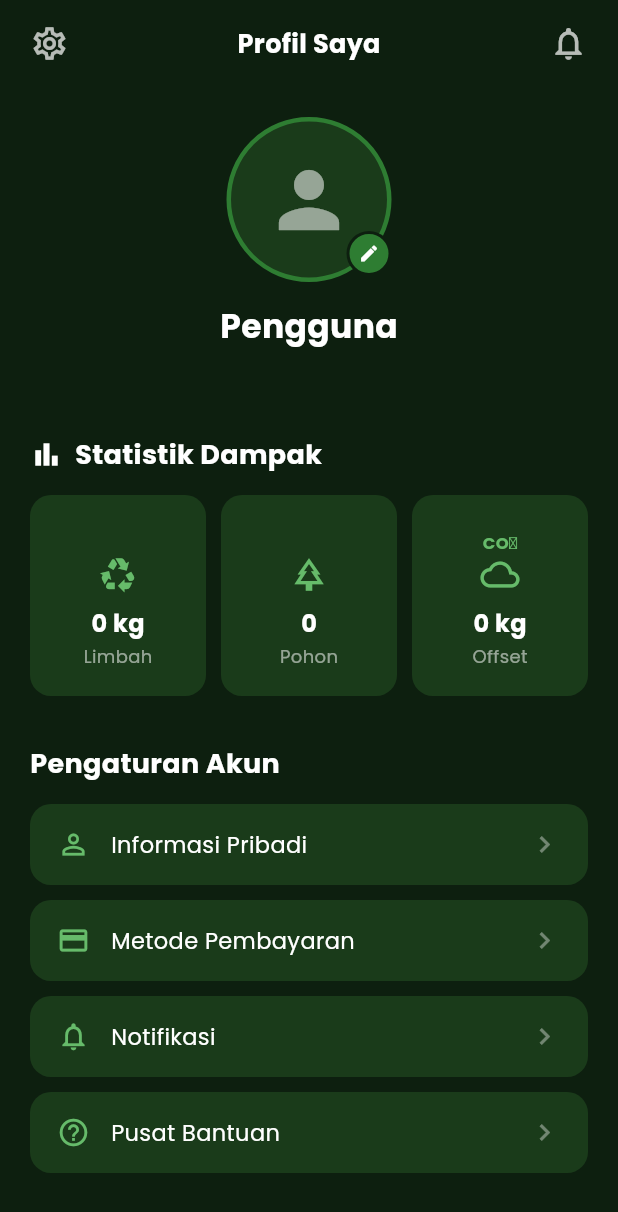
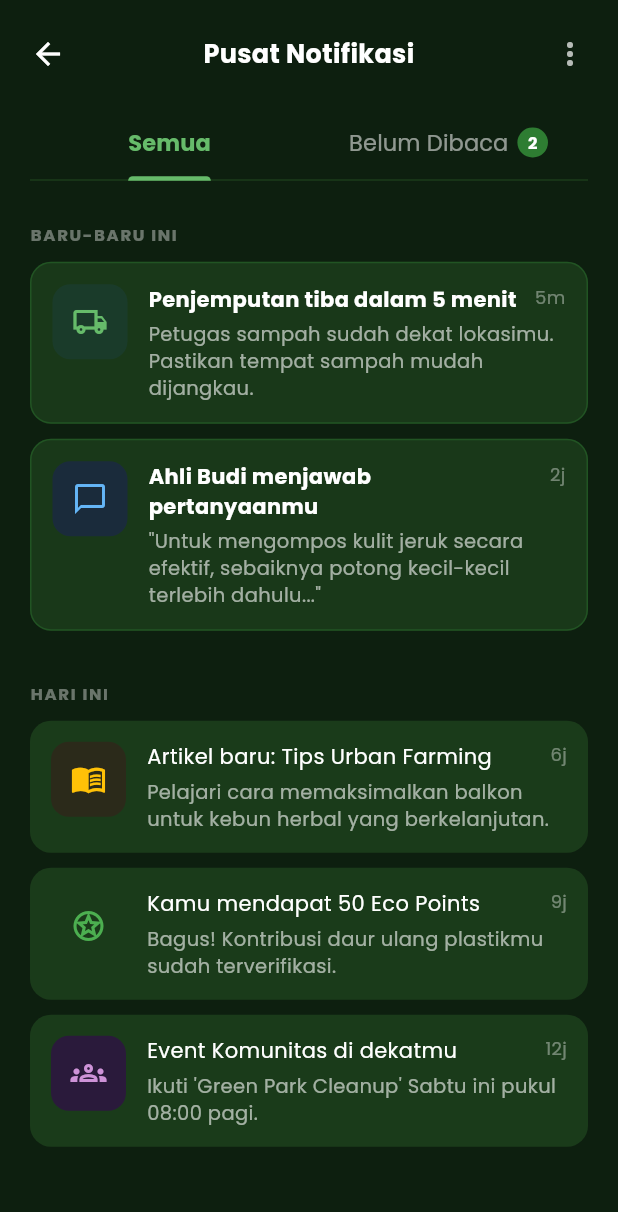
Before and after one commit to myasiirarafat07-ui/flutter_ecocycle, a Flutter app: the ProfileScreen screen opened directly, after a tap on "Notifikasi", on a phone screen of 412 x 824 dp. Shown: the top 1212 px of the screen. Run offline on Flutter 3.47's test engine with Material 3 defaults, Android fonts, the phone set to English and light mode, and no system bars.

Commit message:
Implementasi Notification Center dan Update Personal Information

```diff
--- a/lib/screens/home/home_screen.dart
+++ b/lib/screens/home/home_screen.dart
@@ -3,6 +3,7 @@ import 'package:provider/provider.dart';
 import '../../constants/app_colors.dart';
 import '../../models/user_model.dart';
 import '../../providers/user_provider.dart';
+import '../notifications/notification_screen.dart';
 
 class HomeScreen extends StatelessWidget {
   const HomeScreen({super.key});
@@ -28,7 +29,7 @@ class HomeScreen extends StatelessWidget {
           child: Column(
             crossAxisAlignment: CrossAxisAlignment.start,
             children: [
-              _buildHeader(user),
+              _buildHeader(context, user),
               const SizedBox(height: 20),
               _buildTotalWasteCard(user),
               const SizedBox(height: 28),
@@ -45,7 +46,7 @@ class HomeScreen extends StatelessWidget {
     );
   }
 
-  Widget _buildHeader(UserProvider user) {
+  Widget _buildHeader(BuildContext context, UserProvider user) {
     final greeting = _getGreeting();
     final displayName = user.name.isEmpty ? 'Pengguna' : user.name.split(' ').first;
 
@@ -75,7 +76,13 @@ class HomeScreen extends StatelessWidget {
             ),
           ],
         ),
-        const Icon(Icons.notifications_outlined, color: Colors.white70, size: 26),
+        GestureDetector(
+          onTap: () => Navigator.push(
+            context,
+            MaterialPageRoute(builder: (_) => const NotificationScreen()),
+          ),
+          child: const Icon(Icons.notifications_outlined, color: Colors.white70, size: 26),
+        ),
       ],
     );
   }
--- /dev/null
+++ b/lib/screens/notifications/notification_screen.dart
@@ -0,0 +1,391 @@
+import 'package:flutter/material.dart';
+import '../../constants/app_colors.dart';
+
+// ============================================================
+// MODEL NOTIFIKASI
+// ============================================================
+enum NotifType { pickup, expertReply, article, ecoPoints, communityEvent }
+
+class NotifItem {
+  final NotifType type;
+  final String title;
+  final String body;
+  final String timeAgo;
+  bool isRead;
+
+  NotifItem({
+    required this.type,
+    required this.title,
+    required this.body,
+    required this.timeAgo,
+    this.isRead = false,
+  });
+}
+
+// ============================================================
+// NOTIFICATION SCREEN
+// ============================================================
+class NotificationScreen extends StatefulWidget {
+  const NotificationScreen({super.key});
+
+  @override
+  State<NotificationScreen> createState() => _NotificationScreenState();
+}
+
+class _NotificationScreenState extends State<NotificationScreen>
+    with SingleTickerProviderStateMixin {
+  late TabController _tabController;
+
+  final List<NotifItem> _allNotifs = [
+    NotifItem(
+      type: NotifType.pickup,
+      title: 'Penjemputan tiba dalam 5 menit',
+      body: 'Petugas sampah sudah dekat lokasimu. Pastikan tempat sampah mudah dijangkau.',
+      timeAgo: '5m',
+      isRead: false,
+    ),
+    NotifItem(
+      type: NotifType.expertReply,
+      title: 'Ahli Budi menjawab pertanyaanmu',
+      body: '"Untuk mengompos kulit jeruk secara efektif, sebaiknya potong kecil-kecil terlebih dahulu..."',
+      timeAgo: '2j',
+      isRead: false,
+    ),
+    NotifItem(
+      type: NotifType.article,
+      title: 'Artikel baru: Tips Urban Farming',
+      body: 'Pelajari cara memaksimalkan balkon untuk kebun herbal yang berkelanjutan.',
+      timeAgo: '6j',
+      isRead: true,
+    ),
+    NotifItem(
+      type: NotifType.ecoPoints,
+      title: 'Kamu mendapat 50 Eco Points',
+      body: 'Bagus! Kontribusi daur ulang plastikmu sudah terverifikasi.',
+      timeAgo: '9j',
+      isRead: true,
+    ),
+    NotifItem(
+      type: NotifType.communityEvent,
+      title: 'Event Komunitas di dekatmu',
+      body: 'Ikuti \'Green Park Cleanup\' Sabtu ini pukul 08:00 pagi.',
+      timeAgo: '12j',
+      isRead: true,
+    ),
+  ];
+
+  List<NotifItem> get _unreadNotifs =>
+      _allNotifs.where((n) => !n.isRead).toList();
+
+  @override
+  void initState() {
+    super.initState();
+    _tabController = TabController(length: 2, vsync: this);
+  }
+
+  @override
+  void dispose() {
+    _tabController.dispose();
+    super.dispose();
+  }
+
+  void _markAllRead() {
+    setState(() {
+      for (final n in _allNotifs) {
+        n.isRead = true;
+      }
+    });
+  }
+
+  // Kelompokkan notifikasi berdasarkan waktu
+  Map<String, List<NotifItem>> _groupNotifs(List<NotifItem> items) {
+    final Map<String, List<NotifItem>> grouped = {};
+    for (final item in items) {
+      final timeVal = int.tryParse(item.timeAgo.replaceAll(RegExp(r'[^0-9]'), '')) ?? 0;
+      final isMinutes = item.timeAgo.contains('m');
+      final isHours = item.timeAgo.contains('j');
+
+      String group;
+      if (isMinutes || (isHours && timeVal < 3)) {
+        group = 'BARU-BARU INI';
+      } else {
+        group = 'HARI INI';
+      }
+
+      grouped.putIfAbsent(group, () => []).add(item);
+    }
+    return grouped;
+  }
+
+  @override
+  Widget build(BuildContext context) {
+    final unreadCount = _unreadNotifs.length;
+
+    return Scaffold(
+      backgroundColor: AppColors.bgDark,
+      body: SafeArea(
+        child: Column(
+          children: [
+            _buildAppBar(context, unreadCount),
+            _buildTabBar(),
+            Expanded(
+              child: TabBarView(
+                controller: _tabController,
+                children: [
+                  _buildNotifList(_allNotifs),
+                  _buildNotifList(_unreadNotifs),
+                ],
+              ),
+            ),
+          ],
+        ),
+      ),
+    );
+  }
+
+  Widget _buildAppBar(BuildContext context, int unreadCount) {
+    return Padding(
+      padding: const EdgeInsets.symmetric(horizontal: 8, vertical: 12),
+      child: Row(
+        children: [
+          IconButton(
+            icon: const Icon(Icons.arrow_back, color: Colors.white, size: 24),
+            onPressed: () => Navigator.pop(context),
+          ),
+          const Expanded(
+            child: Text(
+              'Pusat Notifikasi',
+              textAlign: TextAlign.center,
+              style: TextStyle(
+                color: AppColors.textWhite,
+                fontSize: 17,
+                fontWeight: FontWeight.bold,
+              ),
+            ),
+          ),
+          PopupMenuButton<String>(
+            icon: const Icon(Icons.more_vert, color: Colors.white70),
+            color: AppColors.bgCard,
+            shape: RoundedRectangleBorder(borderRadius: BorderRadius.circular(12)),
+            onSelected: (val) {
+              if (val == 'read_all') _markAllRead();
+            },
+            itemBuilder: (_) => [
+              const PopupMenuItem(
+                value: 'read_all',
+                child: Row(
+                  children: [
+                    Icon(Icons.done_all, color: Colors.white70, size: 18),
+                    SizedBox(width: 10),
+                    Text('Tandai semua dibaca',
+                        style: TextStyle(color: Colors.white, fontSize: 14)),
+                  ],
+                ),
+              ),
+            ],
+          ),
+        ],
+      ),
+    );
+  }
+
+  Widget _buildTabBar() {
+    return Container(
+      margin: const EdgeInsets.symmetric(horizontal: 20),
+      child: TabBar(
+        controller: _tabController,
+        labelColor: AppColors.primaryLight,
+        unselectedLabelColor: Colors.white54,
+        labelStyle: const TextStyle(fontWeight: FontWeight.w600, fontSize: 15),
+        unselectedLabelStyle: const TextStyle(fontWeight: FontWeight.w500, fontSize: 15),
+        indicatorColor: AppColors.primaryLight,
+        indicatorWeight: 2.5,
+        indicatorSize: TabBarIndicatorSize.label,
+        dividerColor: AppColors.divider,
+        tabs: [
+          const Tab(text: 'Semua'),
+          Tab(
+            child: Row(
+              mainAxisSize: MainAxisSize.min,
+              children: [
+                const Text('Belum Dibaca'),
+                if (_unreadNotifs.isNotEmpty) ...[
+                  const SizedBox(width: 6),
+                  Container(
+                    padding: const EdgeInsets.symmetric(horizontal: 7, vertical: 2),
+                    decoration: BoxDecoration(
+                      color: AppColors.primary,
+                      borderRadius: BorderRadius.circular(10),
+                    ),
+                    child: Text(
+                      '${_unreadNotifs.length}',
+                      style: const TextStyle(
+                          color: Colors.white, fontSize: 11, fontWeight: FontWeight.bold),
+                    ),
+                  ),
+                ],
+              ],
+            ),
+          ),
+        ],
+      ),
+    );
+  }
+
+  Widget _buildNotifList(List<NotifItem> items) {
+    if (items.isEmpty) {
+      return _buildEmptyState();
+    }
+
+    final grouped = _groupNotifs(items);
+
+    return ListView(
+      padding: const EdgeInsets.symmetric(horizontal: 20, vertical: 12),
+      children: [
+        for (final entry in grouped.entries) ...[
+          _buildGroupLabel(entry.key),
+          ...entry.value.map(_buildNotifTile),
+          const SizedBox(height: 8),
+        ],
+      ],
+    );
+  }
+
+  Widget _buildGroupLabel(String label) {
+    return Padding(
+      padding: const EdgeInsets.only(top: 16, bottom: 10),
+      child: Text(
+        label,
+        style: const TextStyle(
+          color: Colors.white38,
+          fontSize: 11,
+          fontWeight: FontWeight.w700,
+          letterSpacing: 1.1,
+        ),
+      ),
+    );
+  }
+
+  Widget _buildNotifTile(NotifItem item) {
+    return GestureDetector(
+      onTap: () {
+        setState(() => item.isRead = true);
+      },
+      child: Container(
+        margin: const EdgeInsets.only(bottom: 10),
+        padding: const EdgeInsets.all(14),
+        decoration: BoxDecoration(
+          color: item.isRead ? AppColors.bgCard : AppColors.bgCard.withOpacity(0.9),
+          borderRadius: BorderRadius.circular(14),
+          border: item.isRead
+              ? null
+              : Border.all(color: AppColors.primary.withOpacity(0.4), width: 1),
+        ),
+        child: Row(
+          crossAxisAlignment: CrossAxisAlignment.start,
+          children: [
+            _buildNotifIcon(item.type),
+            const SizedBox(width: 14),
+            Expanded(
+              child: Column(
+                crossAxisAlignment: CrossAxisAlignment.start,
+                children: [
+                  Row(
+                    crossAxisAlignment: CrossAxisAlignment.start,
+                    children: [
+                      Expanded(
+                        child: Text(
+                          item.title,
+                          style: TextStyle(
+                            color: Colors.white,
+                            fontSize: 14,
+                            fontWeight: item.isRead ? FontWeight.w500 : FontWeight.bold,
+                          ),
+                        ),
+                      ),
+                      const SizedBox(width: 8),
+                      Text(
+                        item.timeAgo,
+                        style: const TextStyle(color: Colors.white38, fontSize: 12),
+                      ),
+                    ],
+                  ),
+                  const SizedBox(height: 4),
+                  Text(
+                    item.body,
+                    style: const TextStyle(color: Colors.white60, fontSize: 13, height: 1.4),
+                  ),
+                ],
+              ),
+            ),
+          ],
+        ),
+      ),
+    );
+  }
+
+  Widget _buildNotifIcon(NotifType type) {
+    late IconData icon;
+    late Color bgColor;
+    late Color iconColor;
+
+    switch (type) {
+      case NotifType.pickup:
+        icon = Icons.local_shipping_outlined;
+        bgColor = const Color(0xFF1A3B2A);
+        iconColor = AppColors.primaryLight;
+        break;
+      case NotifType.expertReply:
+        icon = Icons.chat_bubble_outline;
+        bgColor = const Color(0xFF1A2B3B);
+        iconColor = const Color(0xFF64B5F6);
+        break;
+      case NotifType.article:
+        icon = Icons.menu_book_outlined;
+        bgColor = const Color(0xFF2B2A1A);
+        iconColor = AppColors.warning;
+        break;
+      case NotifType.ecoPoints:
+        icon = Icons.stars_outlined;
+        bgColor = const Color(0xFF1A3B1A);
+        iconColor = AppColors.accent;
+        break;
+      case NotifType.communityEvent:
+        icon = Icons.groups_outlined;
+        bgColor = const Color(0xFF2A1A3B);
+        iconColor = const Color(0xFFCE93D8);
+        break;
+    }
+
+    return Container(
+      width: 50,
+      height: 50,
+      decoration: BoxDecoration(
+        color: bgColor,
+        borderRadius: BorderRadius.circular(12),
+      ),
+      child: Icon(icon, color: iconColor, size: 24),
+    );
+  }
+
+  Widget _buildEmptyState() {
+    return Center(
+      child: Column(
+        mainAxisAlignment: MainAxisAlignment.center,
+        children: [
+          Icon(Icons.notifications_off_outlined, color: Colors.white24, size: 64),
+          const SizedBox(height: 16),
+          const Text(
+            'Tidak ada notifikasi',
+            style: TextStyle(color: Colors.white38, fontSize: 16),
+          ),
+          const SizedBox(height: 6),
+          const Text(
+            'Semua notifikasi sudah dibaca!',
+            style: TextStyle(color: Colors.white24, fontSize: 13),
+          ),
+        ],
+      ),
+    );
+  }
+}
--- a/lib/screens/profile/personal_info_screen.dart
+++ b/lib/screens/profile/personal_info_screen.dart
@@ -170,18 +170,18 @@ class _PersonalInfoScreenState extends State<PersonalInfoScreen> {
                     const SizedBox(height: 6),
                     _buildBadge(),
                     const SizedBox(height: 32),
-                    _buildSectionLabel('ACCOUNT DETAILS'),
+                    _buildSectionLabel('INFORMASI AKUN'),
                     const SizedBox(height: 12),
                     _buildInfoCard(
                       icon: Icons.person_outline,
-                      label: 'FULL NAME',
+                      label: 'NAMA LENGKAP',
                       value: _nameController.text.isEmpty ? '-' : _nameController.text,
                       onEdit: () => _showEditDialog(title: 'Nama', controller: _nameController),
                     ),
                     const SizedBox(height: 10),
                     _buildInfoCard(
                       icon: Icons.mail_outline,
-                      label: 'EMAIL ADDRESS',
+                      label: 'EMAIL',
                       value: _emailController.text.isEmpty ? '-' : _emailController.text,
                       onEdit: () => _showEditDialog(
                         title: 'Email',
@@ -192,7 +192,7 @@ class _PersonalInfoScreenState extends State<PersonalInfoScreen> {
                     const SizedBox(height: 10),
                     _buildInfoCard(
                       icon: Icons.phone_outlined,
-                      label: 'PHONE NUMBER',
+                      label: 'NOMOR TELEPON',
                       value: _phoneController.text.isEmpty ? 'Belum diisi' : _phoneController.text,
                       onEdit: () => _showEditDialog(
                         title: 'Nomor Telepon',
@@ -203,7 +203,7 @@ class _PersonalInfoScreenState extends State<PersonalInfoScreen> {
                     const SizedBox(height: 10),
                     _buildInfoCard(
                       icon: Icons.location_on_outlined,
-                      label: 'SHIPPING ADDRESS',
+                      label: 'ALAMAT PENGIRIMAN',
                       value: _addressController.text.isEmpty ? 'Belum diisi' : _addressController.text,
                       onEdit: () => _showEditDialog(
                         title: 'Alamat',
@@ -234,7 +234,7 @@ class _PersonalInfoScreenState extends State<PersonalInfoScreen> {
           ),
           const Expanded(
             child: Text(
-              'Personal Information',
+              'Informasi Pribadi',
               textAlign: TextAlign.center,
               style: TextStyle(
                 color: AppColors.textWhite,
--- a/lib/screens/profile/profile_screen.dart
+++ b/lib/screens/profile/profile_screen.dart
@@ -3,6 +3,7 @@ import 'package:provider/provider.dart';
 import '../../constants/app_colors.dart';
 import '../../providers/user_provider.dart';
 import '../auth/login_screen.dart';
+import '../notifications/notification_screen.dart';
 import 'personal_info_screen.dart';
 
 class ProfileScreen extends StatelessWidget {
@@ -44,7 +45,7 @@ class ProfileScreen extends StatelessWidget {
           const Icon(Icons.settings_outlined, color: Colors.white70, size: 26),
           const Text('Profil Saya', style: TextStyle(
               color: AppColors.textWhite, fontSize: 17, fontWeight: FontWeight.bold)),
-          const Icon(Icons.notifications_outlined, color: Colors.white70, size: 26),
+          const SizedBox(width: 26),
         ],
       ),
     );
@@ -159,7 +160,9 @@ class ProfileScreen extends StatelessWidget {
             MaterialPageRoute(builder: (_) => const PersonalInfoScreen())),
       ),
       _MenuItem(icon: Icons.credit_card_outlined, label: 'Metode Pembayaran', onTap: () {}),
-      _MenuItem(icon: Icons.notifications_outlined, label: 'Notifikasi', onTap: () {}),
+      _MenuItem(icon: Icons.notifications_outlined, label: 'Notifikasi', onTap: () {
+        Navigator.push(context, MaterialPageRoute(builder: (_) => const NotificationScreen()));
+      }),
       _MenuItem(icon: Icons.help_outline, label: 'Pusat Bantuan', onTap: () {}),
     ];
 
```
